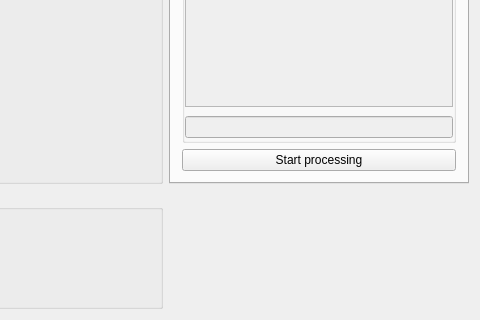
Qt form VisInfProc/mainwindow.ui (rottaca/VisInfProcProjectSeminar) before a commit; both pictures show x 322 to 802 and y 273 to 593 of the 802 by 593 pixel window.
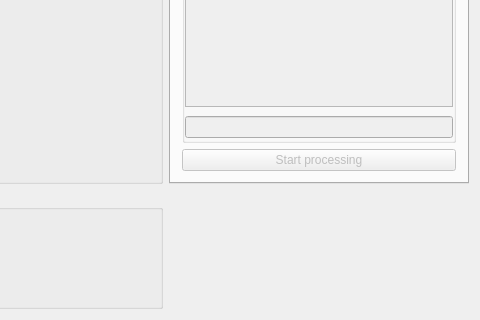
The same form after that commit. Custom widgets are drawn as their Qt base class.

```diff
--- a/VisInfProc/mainwindow.ui
+++ b/VisInfProc/mainwindow.ui
@@ -162,7 +162,10 @@
          </widget>
         </item>
         <item row="3" column="0" colspan="2">
-         <widget class="QPushButton" name="b_start_processing">
+         <widget class="QPushButton" name="b_start_streaming">
+          <property name="enabled">
+           <bool>false</bool>
+          </property>
           <property name="text">
            <string>Start processing</string>
           </property>
```
Left out of the diff: 2 changed lines with no effect on the pictures.
